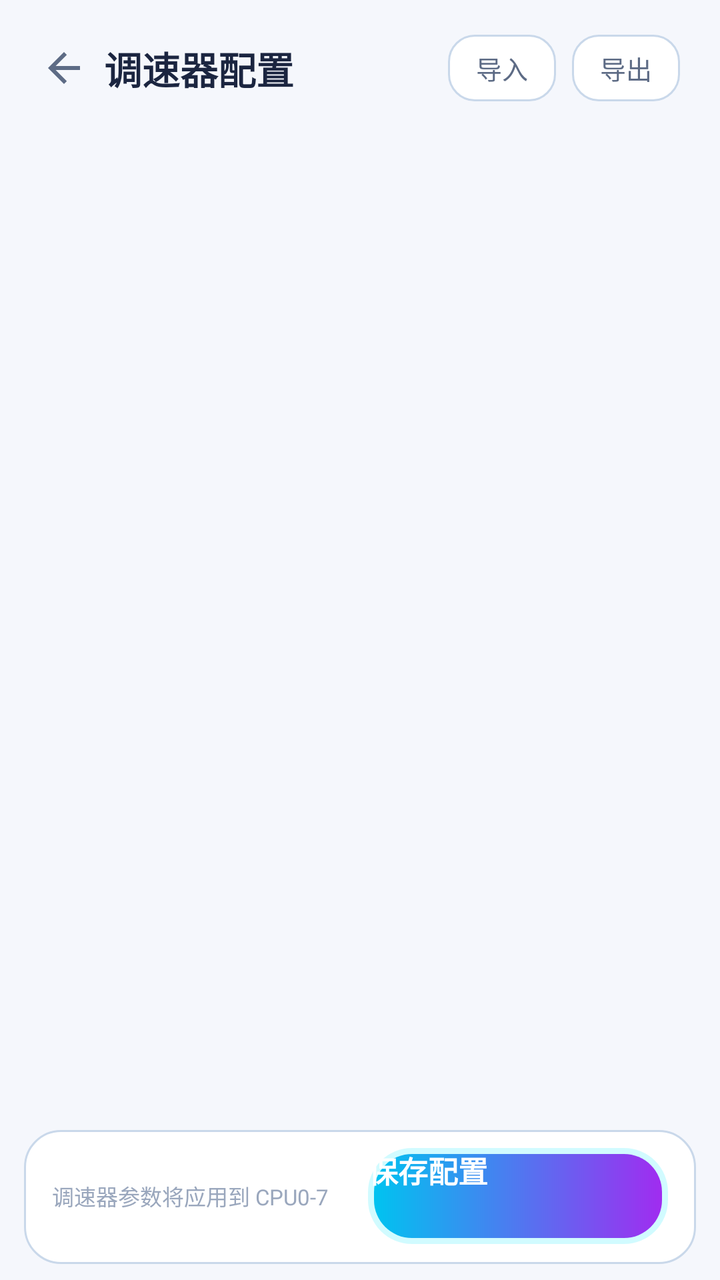
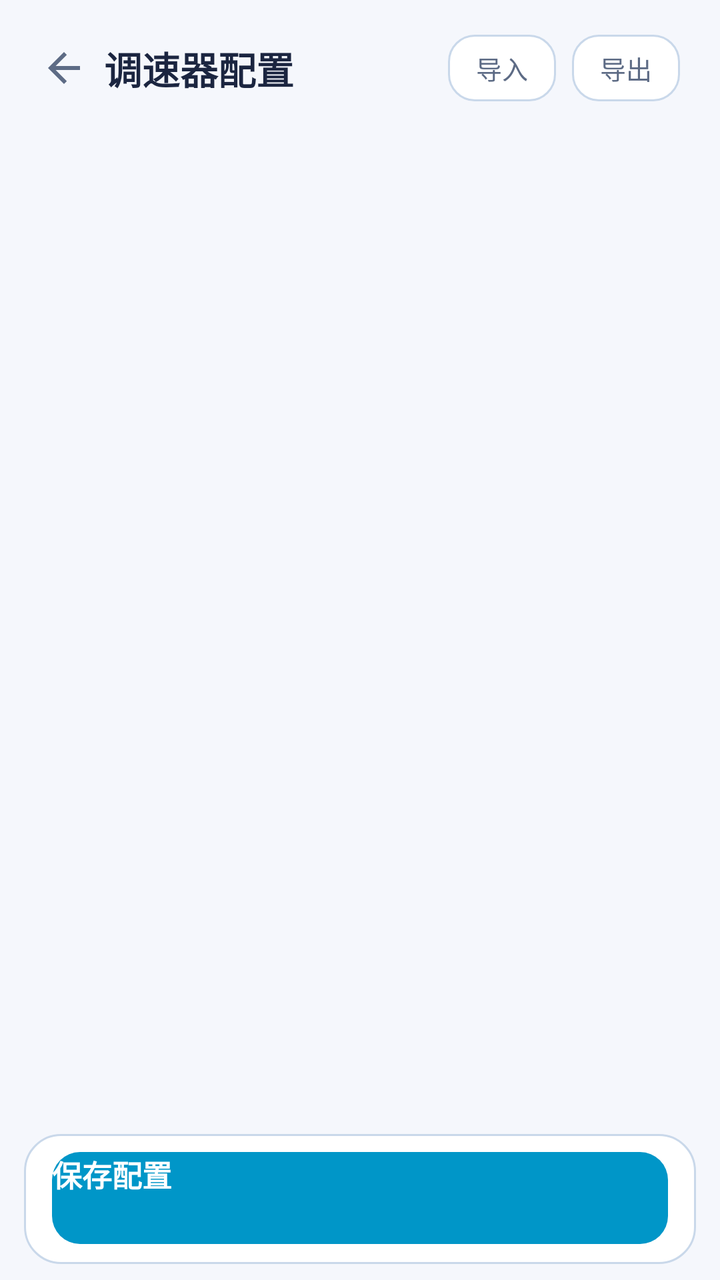

An Android layout rendered at two revisions. The XML below is the earlier revision; the diff shows what the commit changed to produce the second picture.
<!-- AndroidManifest.xml: application theme AppTheme -->
<!-- res/layout/activity_governor.xml -->
<?xml version="1.0" encoding="utf-8"?>
<LinearLayout xmlns:android="http://schemas.android.com/apk/res/android"
    android:layout_width="match_parent"
    android:layout_height="match_parent"
    android:orientation="vertical">

    <LinearLayout
        android:layout_width="match_parent"
        android:layout_height="wrap_content"
        android:orientation="horizontal"
        android:gravity="center_vertical"
        android:paddingStart="12dp"
        android:paddingEnd="20dp"
        android:paddingTop="14dp"
        android:paddingBottom="10dp">

        <ImageView
            android:id="@+id/btnBack"
            android:layout_width="40dp"
            android:layout_height="40dp"
            android:padding="8dp"
            android:src="@drawable/ic_back"
            android:background="?android:attr/selectableItemBackgroundBorderless"
            android:contentDescription="返回" />

        <TextView
            android:layout_width="0dp"
            android:layout_height="wrap_content"
            android:layout_weight="1"
            android:text="调速器配置"
            android:textColor="@color/textPrimary"
            android:textSize="19sp"
            android:textStyle="bold" />

        <TextView
            android:id="@+id/btnImport"
            android:layout_width="wrap_content"
            android:layout_height="wrap_content"
            android:layout_marginEnd="8dp"
            android:background="@drawable/bg_tab"
            android:paddingStart="14dp"
            android:paddingEnd="14dp"
            android:paddingTop="7dp"
            android:paddingBottom="7dp"
            android:text="导入"
            android:textColor="@color/textSecondary"
            android:textSize="13sp" />

        <TextView
            android:id="@+id/btnExport"
            android:layout_width="wrap_content"
            android:layout_height="wrap_content"
            android:background="@drawable/bg_tab"
            android:paddingStart="14dp"
            android:paddingEnd="14dp"
            android:paddingTop="7dp"
            android:paddingBottom="7dp"
            android:text="导出"
            android:textColor="@color/textSecondary"
            android:textSize="13sp" />
    </LinearLayout>

    <ScrollView
        android:layout_width="match_parent"
        android:layout_height="0dp"
        android:layout_weight="1"
        android:scrollbars="none">

        <LinearLayout
            android:id="@+id/modesContainer"
            android:layout_width="match_parent"
            android:layout_height="wrap_content"
            android:orientation="vertical"
            android:paddingStart="16dp"
            android:paddingEnd="16dp"
            android:paddingTop="14dp"
            android:paddingBottom="24dp" />
    </ScrollView>

    
    <LinearLayout
        android:layout_width="match_parent"
        android:layout_height="wrap_content"
        android:layout_marginStart="12dp"
        android:layout_marginEnd="12dp"
        android:layout_marginBottom="8dp"
        android:orientation="horizontal"
        android:gravity="center_vertical"
        android:paddingStart="14dp"
        android:paddingEnd="14dp"
        android:paddingTop="9dp"
        android:paddingBottom="10dp"
        android:background="@drawable/bg_card">

        <TextView
            android:layout_width="0dp"
            android:layout_height="wrap_content"
            android:layout_weight="1"
            android:text="调速器参数将应用到 CPU0-7"
            android:textColor="@color/textDim"
            android:textSize="11sp" />

        <Button
            android:id="@+id/saveBtn"
            android:layout_width="150dp"
            android:layout_height="48dp"
            android:background="@drawable/btn_primary"
            android:text="保存配置"
            android:textColor="#FFFFFF"
            android:textSize="15sp"
            android:textStyle="bold" />
    </LinearLayout>
</LinearLayout>
<!-- resources referenced by this layout -->
<resources>
  <color name="textDim">#9AA7BD</color>
  <color name="textPrimary">#1B2540</color>
  <color name="textSecondary">#5D6B85</color>
  <!-- drawable bg_card (drawable) -->
  <?xml version="1.0" encoding="utf-8"?>
  <shape xmlns:android="http://schemas.android.com/apk/res/android">
      <solid android:color="@color/bgCard" />
      <corners android:radius="18dp" />
      <stroke android:width="1dp" android:color="@color/bgCardStroke" />
  </shape>
  <!-- drawable bg_tab (drawable) -->
  <?xml version="1.0" encoding="utf-8"?>
  <shape xmlns:android="http://schemas.android.com/apk/res/android">
      <solid android:color="@color/bgCard" />
      <corners android:radius="13dp" />
      <stroke android:width="1dp" android:color="@color/bgCardStroke" />
  </shape>
  <!-- drawable btn_primary (drawable) -->
  <?xml version="1.0" encoding="utf-8"?>
  <layer-list xmlns:android="http://schemas.android.com/apk/res/android">
      <item>
          <shape>
              <solid android:color="#2E00E5FF" />
              <corners android:radius="22dp" />
          </shape>
      </item>
      <item android:left="3dp" android:top="3dp" android:right="3dp" android:bottom="3dp">
          <shape>
              <gradient android:startColor="#00C3F0" android:endColor="#A02CF0" android:angle="0" />
              <corners android:radius="19dp" />
          </shape>
      </item>
  </layer-list>
  <!-- drawable ic_back (drawable) -->
  <?xml version="1.0" encoding="utf-8"?>
  <vector xmlns:android="http://schemas.android.com/apk/res/android"
      android:width="24dp" android:height="24dp"
      android:viewportWidth="24" android:viewportHeight="24">
      <path android:fillColor="#5D6B85"
          android:pathData="M20,11H7.83l5.59,-5.59L12,4l-8,8 8,8 1.41,-1.41L7.83,13H20v-2z" />
  </vector>
  <style name="AppTheme" parent="android:Theme.Material.Light.NoActionBar">
          <item name="android:windowIsTranslucent">true</item>
          <item name="android:windowBackground">@color/bg</item>
          <item name="android:colorPrimary">@color/accent</item>
          <item name="android:colorAccent">@color/accent</item>
          <item name="android:statusBarColor">@color/bg</item>
          <item name="android:navigationBarColor">@color/bg</item>
          
          <item name="android:enforceStatusBarContrast">false</item>
          <item name="android:enforceNavigationBarContrast">false</item>
          <item name="android:windowLightStatusBar">true</item>
          <item name="android:colorControlActivated">@color/accent</item>
          <item name="android:colorControlNormal">@color/textDim</item>
      </style>
  <color name="bgCard">#FFFFFF</color>
  <color name="bgCardStroke">#C9D8EA</color>
  <color name="bg">#F5F7FC</color>
  <color name="accent">#0096C8</color>
</resources>

<!-- the commit's change to res/layout/activity_governor.xml (unified diff, before → after) -->
@@ -92,18 +92,10 @@
         android:paddingBottom="10dp"
         android:background="@drawable/bg_card">
 
-        <TextView
-            android:layout_width="0dp"
-            android:layout_height="wrap_content"
-            android:layout_weight="1"
-            android:text="调速器参数将应用到 CPU0-7"
-            android:textColor="@color/textDim"
-            android:textSize="11sp" />
-
         <Button
             android:id="@+id/saveBtn"
-            android:layout_width="150dp"
-            android:layout_height="48dp"
+            android:layout_width="match_parent"
+            android:layout_height="46dp"
             android:background="@drawable/btn_primary"
             android:text="保存配置"
             android:textColor="#FFFFFF"
<!-- resource entries referenced after the edit -->
@@ -1,6 +1,5 @@
 <!-- resources referenced by this layout -->
 <resources>
-  <color name="textDim">#9AA7BD</color>
   <color name="textPrimary">#1B2540</color>
   <color name="textSecondary">#5D6B85</color>
   <!-- drawable bg_card (drawable) -->
@@ -19,20 +18,10 @@
   </shape>
   <!-- drawable btn_primary (drawable) -->
   <?xml version="1.0" encoding="utf-8"?>
-  <layer-list xmlns:android="http://schemas.android.com/apk/res/android">
-      <item>
-          <shape>
-              <solid android:color="#2E00E5FF" />
-              <corners android:radius="22dp" />
-          </shape>
-      </item>
-      <item android:left="3dp" android:top="3dp" android:right="3dp" android:bottom="3dp">
-          <shape>
-              <gradient android:startColor="#00C3F0" android:endColor="#A02CF0" android:angle="0" />
-              <corners android:radius="19dp" />
-          </shape>
-      </item>
-  </layer-list>
+  <shape xmlns:android="http://schemas.android.com/apk/res/android">
+      <solid android:color="@color/accent" />
+      <corners android:radius="14dp" />
+  </shape>
   <!-- drawable ic_back (drawable) -->
   <?xml version="1.0" encoding="utf-8"?>
   <vector xmlns:android="http://schemas.android.com/apk/res/android"
@@ -57,7 +46,8 @@
       </style>
   <color name="bgCard">#FFFFFF</color>
   <color name="bgCardStroke">#C9D8EA</color>
+  <color name="accent">#0096C8</color>
   <color name="bg">#F5F7FC</color>
-  <color name="accent">#0096C8</color>
+  <color name="textDim">#9AA7BD</color>
 </resources>
 
